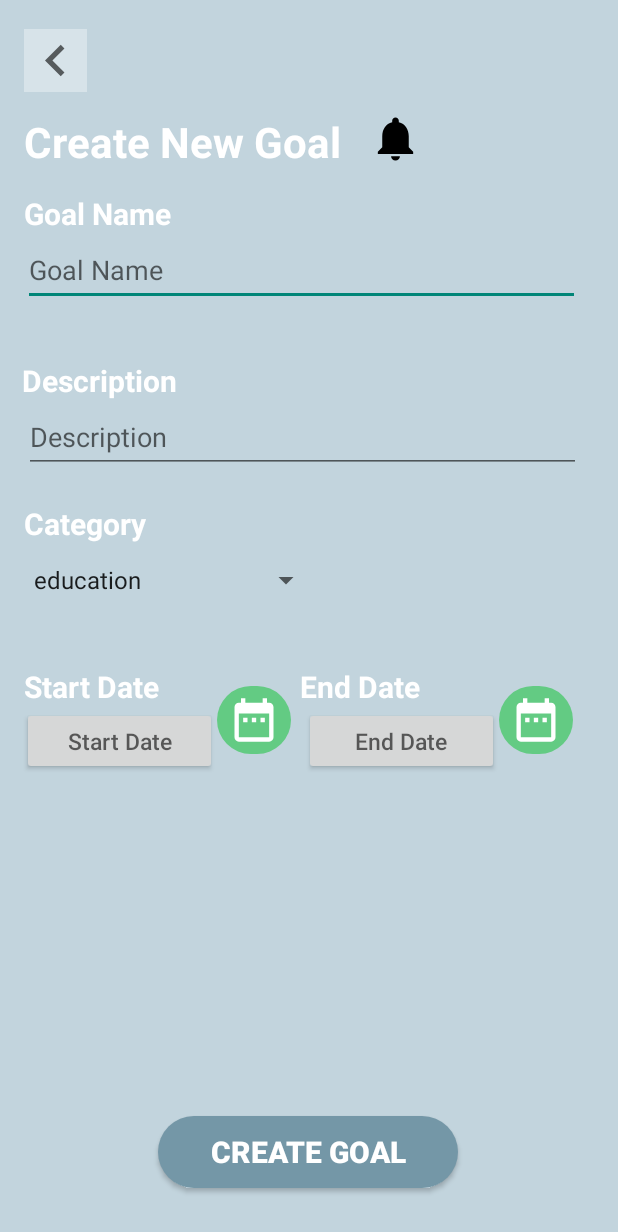
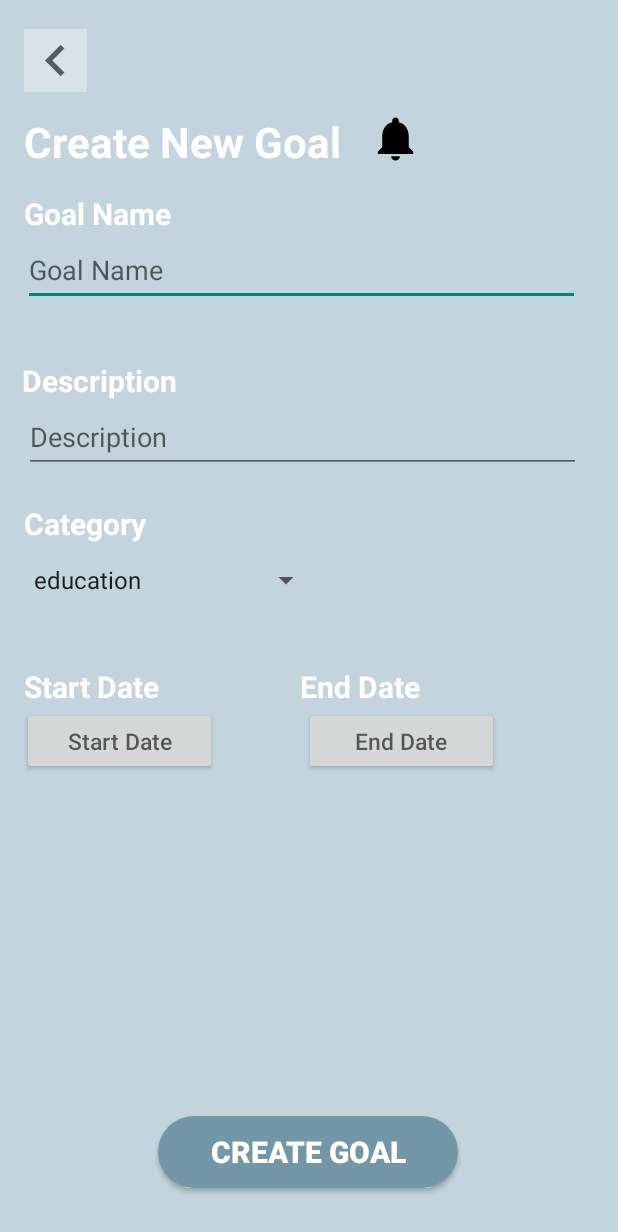
Before and after one commit to Bistard/Pet, an Android app: the AddGoalActivity screen opened directly, with no data from a screen before it, on a phone screen of 412 x 824 dp. Shown: the top 1232 px of the screen. Run offline under Robolectric (Android 15) with nearby library versions, the light colour scheme and no system bars; network calls fail.

Commit message:
Update activity_add_goal.xml

```diff
--- a/app/src/main/res/layout/activity_add_goal.xml
+++ b/app/src/main/res/layout/activity_add_goal.xml
@@ -169,24 +169,24 @@
         app:layout_constraintVertical_bias="0.0"
         android:onClick="openStartDataPicker"/>
 
-    <ImageButton
-        android:id="@+id/startDateButton"
-        android:layout_width="49dp"
-        android:layout_height="45dp"
-        android:background="@drawable/roundcorner"
-        android:backgroundTint="@color/dark_green"
-        android:onClick="openStartDataPicker"
-        android:padding="5dp"
-        android:scaleType="fitCenter"
-        android:tint="@color/white"
+<!--    <ImageButton-->
+<!--        android:id="@+id/startDateButton"-->
+<!--        android:layout_width="49dp"-->
+<!--        android:layout_height="45dp"-->
+<!--        android:background="@drawable/roundcorner"-->
+<!--        android:backgroundTint="@color/dark_green"-->
+<!--        android:onClick="openStartDataPicker"-->
+<!--        android:padding="5dp"-->
+<!--        android:scaleType="fitCenter"-->
+<!--        android:tint="@color/white"-->
 
-        app:layout_constraintBottom_toBottomOf="parent"
-        app:layout_constraintEnd_toEndOf="parent"
-        app:layout_constraintHorizontal_bias="0.0"
-        app:layout_constraintStart_toEndOf="@+id/addGoalStartTime"
-        app:layout_constraintTop_toTopOf="@+id/textView5"
-        app:layout_constraintVertical_bias="0.039"
-        app:srcCompat="@drawable/ic_baseline_date_range_24" />
+<!--        app:layout_constraintBottom_toBottomOf="parent"-->
+<!--        app:layout_constraintEnd_toEndOf="parent"-->
+<!--        app:layout_constraintHorizontal_bias="0.0"-->
+<!--        app:layout_constraintStart_toEndOf="@+id/addGoalStartTime"-->
+<!--        app:layout_constraintTop_toTopOf="@+id/textView5"-->
+<!--        app:layout_constraintVertical_bias="0.039"-->
+<!--        app:srcCompat="@drawable/ic_baseline_date_range_24" />-->
 
     <TextView
         android:id="@+id/textView6"
@@ -204,24 +204,24 @@
         app:layout_constraintTop_toBottomOf="@+id/addCategory"
         app:layout_constraintVertical_bias="0.086" />
 
-        <ImageButton
-        android:id="@+id/endDateButton"
-        android:layout_width="49dp"
-        android:layout_height="45dp"
-        android:background="@drawable/roundcorner"
-        android:backgroundTint="@color/dark_green"
-        android:padding="5dp"
-        android:scaleType="fitCenter"
-        android:tint="@color/white"
-        android:onClick="openEndDataPicker"
+<!--        <ImageButton-->
+<!--        android:id="@+id/endDateButton"-->
+<!--        android:layout_width="49dp"-->
+<!--        android:layout_height="45dp"-->
+<!--        android:background="@drawable/roundcorner"-->
+<!--        android:backgroundTint="@color/dark_green"-->
+<!--        android:padding="5dp"-->
+<!--        android:scaleType="fitCenter"-->
+<!--        android:tint="@color/white"-->
+<!--        android:onClick="openEndDataPicker"-->
 
-        app:layout_constraintBottom_toBottomOf="parent"
-        app:layout_constraintEnd_toEndOf="parent"
-        app:layout_constraintHorizontal_bias="0.0"
-        app:layout_constraintStart_toEndOf="@+id/addGoalDeadline"
-        app:layout_constraintTop_toTopOf="@+id/textView6"
-        app:layout_constraintVertical_bias="0.04"
-        app:srcCompat="@drawable/ic_baseline_date_range_24" />
+<!--        app:layout_constraintBottom_toBottomOf="parent"-->
+<!--        app:layout_constraintEnd_toEndOf="parent"-->
+<!--        app:layout_constraintHorizontal_bias="0.0"-->
+<!--        app:layout_constraintStart_toEndOf="@+id/addGoalDeadline"-->
+<!--        app:layout_constraintTop_toTopOf="@+id/textView6"-->
+<!--        app:layout_constraintVertical_bias="0.04"-->
+<!--        app:srcCompat="@drawable/ic_baseline_date_range_24" />-->
 
     <Button
         android:id="@+id/addGoalDeadline"
```
